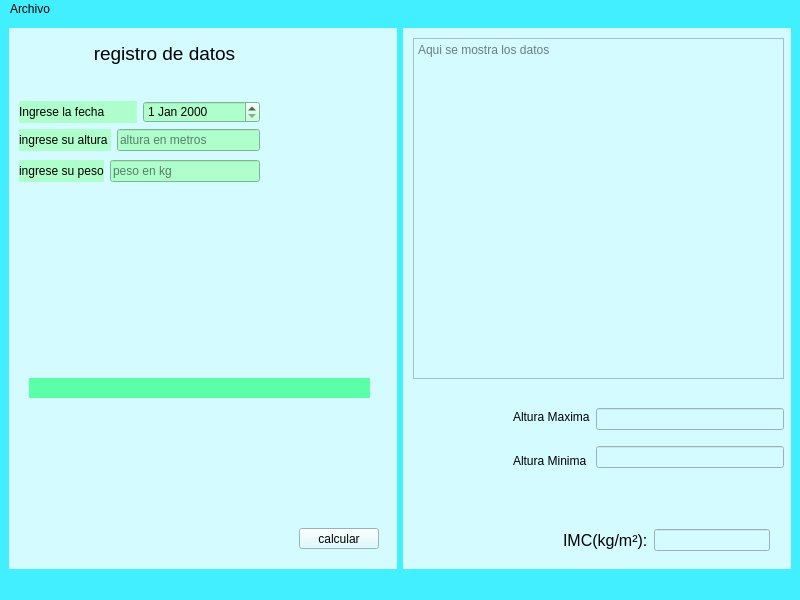
First picture: the form in principal.ui, repository EmilioRenato/examen-segundo-parcial, before the edit.
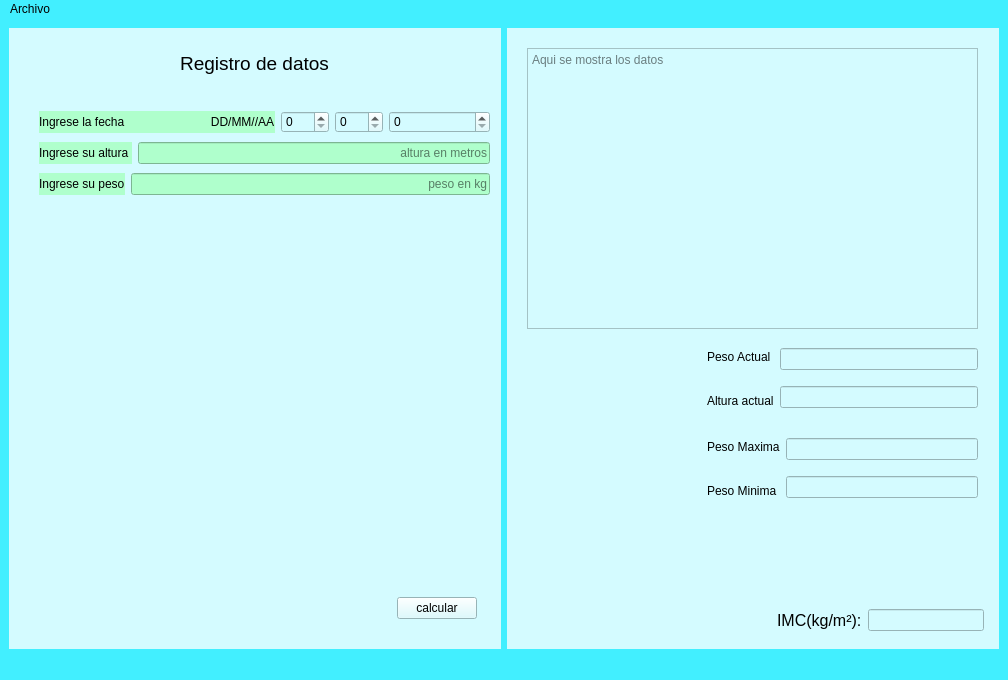
Second picture: the form after the edit. Icons and pictures are not drawn.

```diff
--- a/principal.ui
+++ b/principal.ui
@@ -6,8 +6,8 @@
    <rect>
     <x>0</x>
     <y>0</y>
-    <width>800</width>
-    <height>600</height>
+    <width>1008</width>
+    <height>680</height>
    </rect>
   </property>
   <property name="windowTitle">
@@ -18,161 +18,6 @@
   </property>
   <widget class="QWidget" name="centralwidget">
    <layout class="QGridLayout" name="gridLayout">
-    <item row="0" column="0">
-     <widget class="QWidget" name="widget" native="true">
-      <property name="styleSheet">
-       <string notr="true">background-color: rgb(212, 251, 255);</string>
-      </property>
-      <widget class="QLabel" name="label_2">
-       <property name="geometry">
-        <rect>
-         <x>0</x>
-         <y>10</y>
-         <width>311</width>
-         <height>31</height>
-        </rect>
-       </property>
-       <property name="font">
-        <font>
-         <pointsize>14</pointsize>
-        </font>
-       </property>
-       <property name="text">
-        <string>registro de datos</string>
-       </property>
-       <property name="alignment">
-        <set>Qt::AlignCenter</set>
-       </property>
-      </widget>
-      <widget class="QPushButton" name="btnCalcular">
-       <property name="geometry">
-        <rect>
-         <x>290</x>
-         <y>500</y>
-         <width>80</width>
-         <height>21</height>
-        </rect>
-       </property>
-       <property name="text">
-        <string>calcular</string>
-       </property>
-      </widget>
-      <widget class="QLabel" name="outTabla">
-       <property name="geometry">
-        <rect>
-         <x>20</x>
-         <y>210</y>
-         <width>341</width>
-         <height>191</height>
-        </rect>
-       </property>
-       <property name="text">
-        <string/>
-       </property>
-      </widget>
-      <widget class="QLabel" name="label_8">
-       <property name="geometry">
-        <rect>
-         <x>20</x>
-         <y>350</y>
-         <width>341</width>
-         <height>20</height>
-        </rect>
-       </property>
-       <property name="styleSheet">
-        <string notr="true">background-color: rgb(90, 255, 167);</string>
-       </property>
-       <property name="text">
-        <string/>
-       </property>
-      </widget>
-      <widget class="QWidget" name="">
-       <property name="geometry">
-        <rect>
-         <x>10</x>
-         <y>70</y>
-         <width>241</width>
-         <height>88</height>
-        </rect>
-       </property>
-       <layout class="QVBoxLayout" name="verticalLayout_2">
-        <item>
-         <layout class="QVBoxLayout" name="verticalLayout">
-          <item>
-           <layout class="QHBoxLayout" name="horizontalLayout">
-            <item>
-             <widget class="QLabel" name="label">
-              <property name="styleSheet">
-               <string notr="true">background-color: rgb(175, 255, 204);</string>
-              </property>
-              <property name="text">
-               <string>Ingrese la fecha</string>
-              </property>
-             </widget>
-            </item>
-            <item>
-             <widget class="QDateEdit" name="inFecha">
-              <property name="styleSheet">
-               <string notr="true">background-color: rgb(175, 255, 204);</string>
-              </property>
-             </widget>
-            </item>
-           </layout>
-          </item>
-          <item>
-           <layout class="QHBoxLayout" name="horizontalLayout_2">
-            <item>
-             <widget class="QLabel" name="label_3">
-              <property name="styleSheet">
-               <string notr="true">background-color: rgb(175, 255, 204);</string>
-              </property>
-              <property name="text">
-               <string>ingrese su altura </string>
-              </property>
-             </widget>
-            </item>
-            <item>
-             <widget class="QLineEdit" name="inMetros">
-              <property name="styleSheet">
-               <string notr="true">background-color: rgb(175, 255, 204);</string>
-              </property>
-              <property name="placeholderText">
-               <string>altura en metros</string>
-              </property>
-             </widget>
-            </item>
-           </layout>
-          </item>
-         </layout>
-        </item>
-        <item>
-         <layout class="QHBoxLayout" name="horizontalLayout_3">
-          <item>
-           <widget class="QLabel" name="label_4">
-            <property name="styleSheet">
-             <string notr="true">background-color: rgb(175, 255, 204);</string>
-            </property>
-            <property name="text">
-             <string>ingrese su peso</string>
-            </property>
-           </widget>
-          </item>
-          <item>
-           <widget class="QLineEdit" name="inPeso">
-            <property name="styleSheet">
-             <string notr="true">background-color: rgb(175, 255, 204);</string>
-            </property>
-            <property name="placeholderText">
-             <string>peso en kg</string>
-            </property>
-           </widget>
-          </item>
-         </layout>
-        </item>
-       </layout>
-      </widget>
-     </widget>
-    </item>
     <item row="0" column="1">
      <widget class="QWidget" name="widget_2" native="true">
       <property name="styleSheet">
@@ -181,12 +26,15 @@
       <widget class="QPlainTextEdit" name="plainTextEdit">
        <property name="geometry">
         <rect>
-         <x>10</x>
-         <y>10</y>
-         <width>371</width>
-         <height>341</height>
+         <x>20</x>
+         <y>20</y>
+         <width>451</width>
+         <height>281</height>
         </rect>
        </property>
+       <property name="readOnly">
+        <bool>true</bool>
+       </property>
        <property name="placeholderText">
         <string>Aqui se mostra los datos </string>
        </property>
@@ -194,8 +42,8 @@
       <widget class="QWidget" name="">
        <property name="geometry">
         <rect>
-         <x>160</x>
-         <y>500</y>
+         <x>270</x>
+         <y>580</y>
          <width>207</width>
          <height>24</height>
         </rect>
@@ -225,8 +73,56 @@
       <widget class="QWidget" name="">
        <property name="geometry">
         <rect>
-         <x>110</x>
-         <y>370</y>
+         <x>200</x>
+         <y>310</y>
+         <width>271</width>
+         <height>81</height>
+        </rect>
+       </property>
+       <layout class="QHBoxLayout" name="horizontalLayout_6">
+        <item>
+         <layout class="QVBoxLayout" name="verticalLayout_6">
+          <item>
+           <widget class="QLabel" name="label_9">
+            <property name="text">
+             <string>Peso Actual</string>
+            </property>
+           </widget>
+          </item>
+          <item>
+           <widget class="QLabel" name="label_10">
+            <property name="text">
+             <string>Altura actual</string>
+            </property>
+           </widget>
+          </item>
+         </layout>
+        </item>
+        <item>
+         <layout class="QVBoxLayout" name="verticalLayout_5">
+          <item>
+           <widget class="QLineEdit" name="outActualPeso">
+            <property name="readOnly">
+             <bool>true</bool>
+            </property>
+           </widget>
+          </item>
+          <item>
+           <widget class="QLineEdit" name="outActualAltura">
+            <property name="readOnly">
+             <bool>true</bool>
+            </property>
+           </widget>
+          </item>
+         </layout>
+        </item>
+       </layout>
+      </widget>
+      <widget class="QWidget" name="">
+       <property name="geometry">
+        <rect>
+         <x>200</x>
+         <y>400</y>
          <width>271</width>
          <height>81</height>
         </rect>
@@ -237,14 +133,14 @@
           <item>
            <widget class="QLabel" name="label_6">
             <property name="text">
-             <string>Altura Maxima</string>
+             <string>Peso Maxima</string>
             </property>
            </widget>
           </item>
           <item>
            <widget class="QLabel" name="label_7">
             <property name="text">
-             <string>Altura Minima</string>
+             <string>Peso Minima</string>
             </property>
            </widget>
           </item>
@@ -253,7 +149,11 @@
         <item>
          <layout class="QVBoxLayout" name="verticalLayout_4">
           <item>
-           <widget class="QLineEdit" name="lineEdit"/>
+           <widget class="QLineEdit" name="outPesoMax">
+            <property name="readOnly">
+             <bool>true</bool>
+            </property>
+           </widget>
           </item>
           <item>
            <widget class="QLineEdit" name="lineEdit_2">
@@ -268,6 +168,208 @@
       </widget>
      </widget>
     </item>
+    <item row="0" column="0">
+     <widget class="QWidget" name="widget" native="true">
+      <property name="styleSheet">
+       <string notr="true">background-color: rgb(212, 251, 255);</string>
+      </property>
+      <widget class="QLabel" name="label_2">
+       <property name="geometry">
+        <rect>
+         <x>90</x>
+         <y>20</y>
+         <width>311</width>
+         <height>31</height>
+        </rect>
+       </property>
+       <property name="font">
+        <font>
+         <pointsize>14</pointsize>
+        </font>
+       </property>
+       <property name="text">
+        <string>Registro de datos</string>
+       </property>
+       <property name="alignment">
+        <set>Qt::AlignCenter</set>
+       </property>
+      </widget>
+      <widget class="QLabel" name="outTabla">
+       <property name="geometry">
+        <rect>
+         <x>20</x>
+         <y>210</y>
+         <width>451</width>
+         <height>291</height>
+        </rect>
+       </property>
+       <property name="text">
+        <string/>
+       </property>
+      </widget>
+      <widget class="QWidget" name="">
+       <property name="geometry">
+        <rect>
+         <x>30</x>
+         <y>80</y>
+         <width>451</width>
+         <height>92</height>
+        </rect>
+       </property>
+       <layout class="QVBoxLayout" name="verticalLayout">
+        <item>
+         <layout class="QHBoxLayout" name="horizontalLayout_8">
+          <item>
+           <widget class="QLabel" name="label">
+            <property name="styleSheet">
+             <string notr="true">background-color: rgb(175, 255, 204);</string>
+            </property>
+            <property name="text">
+             <string>Ingrese la fecha                          DD/MM//AA</string>
+            </property>
+           </widget>
+          </item>
+          <item>
+           <layout class="QHBoxLayout" name="horizontalLayout">
+            <item>
+             <layout class="QHBoxLayout" name="horizontalLayout_7">
+              <item>
+               <widget class="QSpinBox" name="inDia">
+                <property name="maximum">
+                 <number>31</number>
+                </property>
+                <property name="value">
+                 <number>0</number>
+                </property>
+               </widget>
+              </item>
+              <item>
+               <widget class="QSpinBox" name="inMes">
+                <property name="maximum">
+                 <number>12</number>
+                </property>
+               </widget>
+              </item>
+             </layout>
+            </item>
+            <item>
+             <widget class="QSpinBox" name="inAnio">
+              <property name="maximum">
+               <number>3333</number>
+              </property>
+             </widget>
+            </item>
+           </layout>
+          </item>
+         </layout>
+        </item>
+        <item>
+         <layout class="QHBoxLayout" name="horizontalLayout_2">
+          <item>
+           <widget class="QLabel" name="label_3">
+            <property name="styleSheet">
+             <string notr="true">background-color: rgb(175, 255, 204);</string>
+            </property>
+            <property name="text">
+             <string>Ingrese su altura </string>
+            </property>
+           </widget>
+          </item>
+          <item>
+           <widget class="QLineEdit" name="inMetros">
+            <property name="styleSheet">
+             <string notr="true">background-color: rgb(175, 255, 204);</string>
+            </property>
+            <property name="alignment">
+             <set>Qt::AlignRight|Qt::AlignTrailing|Qt::AlignVCenter</set>
+            </property>
+            <property name="placeholderText">
+             <string>altura en metros</string>
+            </property>
+           </widget>
+          </item>
+         </layout>
+        </item>
+        <item>
+         <layout class="QHBoxLayout" name="horizontalLayout_3">
+          <item>
+           <widget class="QLabel" name="label_4">
+            <property name="styleSheet">
+             <string notr="true">background-color: rgb(175, 255, 204);</string>
+            </property>
+            <property name="text">
+             <string>Ingrese su peso</string>
+            </property>
+           </widget>
+          </item>
+          <item>
+           <widget class="QLineEdit" name="inPeso">
+            <property name="styleSheet">
+             <string notr="true">background-color: rgb(175, 255, 204);</string>
+            </property>
+            <property name="alignment">
+             <set>Qt::AlignRight|Qt::AlignTrailing|Qt::AlignVCenter</set>
+            </property>
+            <property name="placeholderText">
+             <string>peso en kg</string>
+            </property>
+           </widget>
+          </item>
+         </layout>
+        </item>
+       </layout>
+      </widget>
+      <widget class="QWidget" name="">
+       <property name="geometry">
+        <rect>
+         <x>0</x>
+         <y>512</y>
+         <width>468</width>
+         <height>79</height>
+        </rect>
+       </property>
+       <layout class="QVBoxLayout" name="verticalLayout_2">
+        <item>
+         <spacer name="verticalSpacer_2">
+          <property name="orientation">
+           <enum>Qt::Vertical</enum>
+          </property>
+          <property name="sizeHint" stdset="0">
+           <size>
+            <width>20</width>
+            <height>48</height>
+           </size>
+          </property>
+         </spacer>
+        </item>
+        <item>
+         <layout class="QHBoxLayout" name="horizontalLayout_9">
+          <item>
+           <spacer name="horizontalSpacer">
+            <property name="orientation">
+             <enum>Qt::Horizontal</enum>
+            </property>
+            <property name="sizeHint" stdset="0">
+             <size>
+              <width>378</width>
+              <height>20</height>
+             </size>
+            </property>
+           </spacer>
+          </item>
+          <item>
+           <widget class="QPushButton" name="btnCalcular">
+            <property name="text">
+             <string>calcular</string>
+            </property>
+           </widget>
+          </item>
+         </layout>
+        </item>
+       </layout>
+      </widget>
+     </widget>
+    </item>
    </layout>
   </widget>
   <widget class="QMenuBar" name="menubar">
@@ -275,7 +377,7 @@
     <rect>
      <x>0</x>
      <y>0</y>
-     <width>800</width>
+     <width>1008</width>
      <height>20</height>
     </rect>
    </property>
```
Left out of the diff: 48 changed lines with no effect on the pictures.
